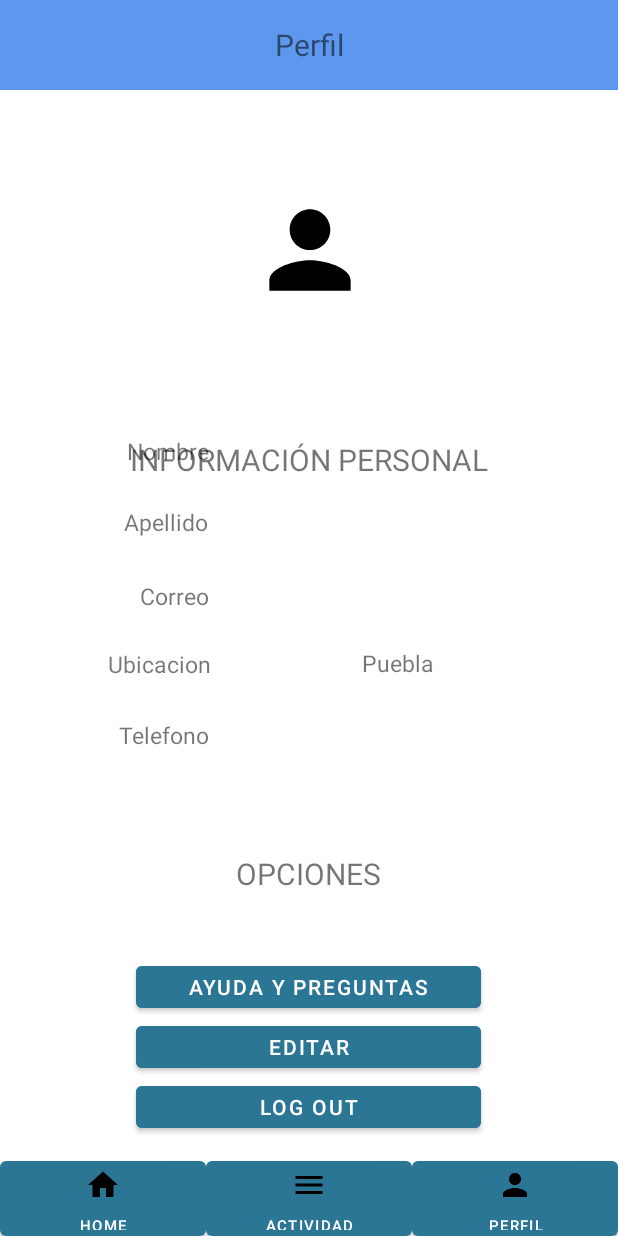
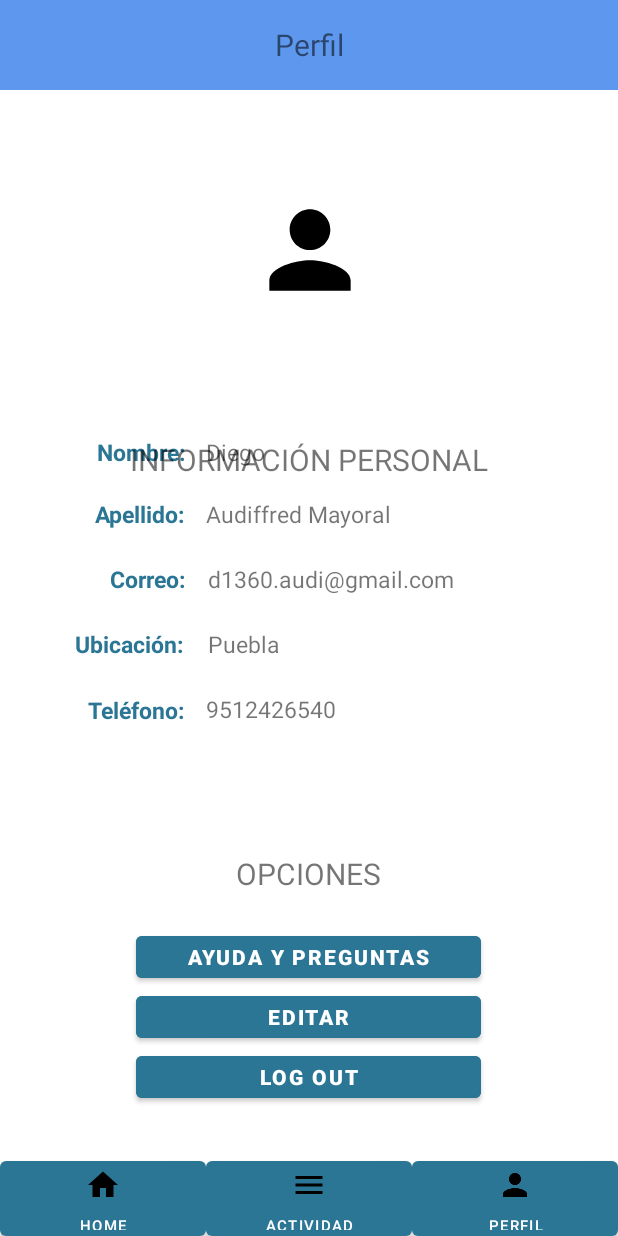
Before and after one commit to Salchiis/Carpooling, an Android app: the ProfileScreen screen opened directly, with no data from a screen before it, on a phone screen of 412 x 824 dp. Run offline under Robolectric (Android 15) with nearby library versions, the phone set to English and light mode, and no system bars; our stand-ins replace Firebase (no records; nobody signed in at launch, a user with empty details on screens opened directly).

Commit message:
Minor fixes

```diff
--- a/app/src/main/java/com/example/carpooling/ForgetPassword.java
+++ b/app/src/main/java/com/example/carpooling/ForgetPassword.java
@@ -3,6 +3,7 @@ package com.example.carpooling;
 import androidx.annotation.NonNull;
 import androidx.appcompat.app.AppCompatActivity;
 
+import android.content.Intent;
 import android.os.Bundle;
 import android.util.Patterns;
 import android.view.View;
@@ -51,7 +52,9 @@ public class ForgetPassword extends AppCompatActivity {
             public void onComplete(@NonNull Task<Void> task) {
                 if (task.isSuccessful()){
                     Toast.makeText(ForgetPassword.this,"Check your email to reset your password",Toast.LENGTH_LONG).show();
-
+                    Intent intent = new Intent(ForgetPassword.this, Login.class);
+                    startActivity(intent);
+                    finish();
                 }else{
                     Toast.makeText(ForgetPassword.this,"Algo fallo",Toast.LENGTH_LONG).show();
 
--- a/app/src/main/java/com/example/carpooling/LandingPage.java
+++ b/app/src/main/java/com/example/carpooling/LandingPage.java
@@ -17,11 +17,13 @@ public class LandingPage extends AppCompatActivity {
     public void Btn_Sign_In(View v){
         Intent myIntent = new Intent(v.getContext(), Login.class);
         startActivity(myIntent);
+        //finish();
     }
 
     public void Btn_Create_Account(View v){
         Intent myIntent = new Intent(v.getContext(), Register1.class);
         startActivity(myIntent);
+        //finish();
     }
 
 }
--- a/app/src/main/java/com/example/carpooling/Login.java
+++ b/app/src/main/java/com/example/carpooling/Login.java
@@ -97,7 +97,7 @@ public class Login extends AppCompatActivity{
                             Toast.makeText(Login.this,"Logged in succesfull",Toast.LENGTH_LONG).show();
                             Intent myIntent = new Intent(Login.this, ProfileScreen.class);
                             startActivity(myIntent);
-                            //finish();
+                            finish();
                         }else{
                             user.sendEmailVerification();
                             Toast.makeText(Login.this,"Check email to verify account",Toast.LENGTH_LONG).show();
--- a/app/src/main/java/com/example/carpooling/ProfileScreen.java
+++ b/app/src/main/java/com/example/carpooling/ProfileScreen.java
@@ -20,10 +20,13 @@ import com.google.firebase.database.ValueEventListener;
 
 public class ProfileScreen extends AppCompatActivity {
 
-        Button logOut,helpButton;
+        Button logOut;
+        TextView helpButton;
         FirebaseUser user;
         DatabaseReference reference;
         String userID;
+        private static final int TIME_DELAY = 2000;
+        private static long back_pressed;
     @Override
     protected void onCreate(Bundle savedInstanceState) {
         super.onCreate(savedInstanceState);
@@ -38,8 +41,10 @@ public class ProfileScreen extends AppCompatActivity {
 
                 Intent myIntent = new Intent(ProfileScreen.this, LandingPage.class);
                 startActivity(myIntent);
+                finish();
             }
         });
+
 
         helpButton.setOnClickListener(new View.OnClickListener() {
             @Override
@@ -80,4 +85,16 @@ public class ProfileScreen extends AppCompatActivity {
             }
         });
     }
+
+    @Override
+    public void onBackPressed() {
+        if (back_pressed + TIME_DELAY > System.currentTimeMillis()) {
+            super.onBackPressed();
+System.exit(0);
+        } else {
+            Toast.makeText(getBaseContext(), "Press once again to exit!",
+                    Toast.LENGTH_SHORT).show();
+        }
+        back_pressed = System.currentTimeMillis();
+    }
 }
--- a/app/src/main/java/com/example/carpooling/Register1.java
+++ b/app/src/main/java/com/example/carpooling/Register1.java
@@ -112,7 +112,9 @@ public class Register1 extends AppCompatActivity {
                         public void onComplete(@NonNull Task<Void> task) {
                             if (task.isSuccessful()){
                                 Toast.makeText(Register1.this, "User Created", Toast.LENGTH_LONG).show();
-
+          Intent intent = new Intent(Register1.this, LandingPage.class);
+                    startActivity(intent);
+                    finish();
                             }else{
                                 Toast.makeText(Register1.this, "Failed to register, try again", Toast.LENGTH_LONG).show();
 
--- a/app/src/main/res/layout/activity_profile_screen.xml
+++ b/app/src/main/res/layout/activity_profile_screen.xml
@@ -10,83 +10,16 @@
         android:id="@+id/helpButton"
         android:layout_width="230dp"
         android:layout_height="40dp"
-
         android:backgroundTint="@color/bluerey"
-        android:onClick="Btn_pumpInfo_Clicked"
 
         android:text="Ayuda y preguntas"
+        android:textStyle="bold"
         app:layout_constraintBottom_toBottomOf="parent"
         app:layout_constraintEnd_toEndOf="parent"
         app:layout_constraintHorizontal_bias="0.497"
         app:layout_constraintStart_toStartOf="parent"
         app:layout_constraintTop_toBottomOf="@+id/textView47"
-        app:layout_constraintVertical_bias="0.222" />
-
-    <TextView
-        android:id="@+id/emailAddressTitle"
-        android:layout_width="wrap_content"
-        android:layout_height="wrap_content"
-        android:text="Correo"
-        android:textSize="15dp"
-        app:layout_constraintBottom_toBottomOf="parent"
-        app:layout_constraintEnd_toStartOf="@+id/emailAddress"
-        app:layout_constraintHorizontal_bias="0.431"
-        app:layout_constraintStart_toStartOf="parent"
-        app:layout_constraintTop_toTopOf="parent"
-        app:layout_constraintVertical_bias="0.482" />
-
-    <TextView
-        android:id="@+id/locationAddressTitle"
-        android:layout_width="wrap_content"
-        android:layout_height="wrap_content"
-        android:text="Ubicacion"
-        android:textSize="15dp"
-        app:layout_constraintBottom_toBottomOf="parent"
-        app:layout_constraintEnd_toEndOf="parent"
-        app:layout_constraintHorizontal_bias="0.21"
-        app:layout_constraintStart_toStartOf="parent"
-        app:layout_constraintTop_toTopOf="parent"
-        app:layout_constraintVertical_bias="0.538" />
-
-    <TextView
-        android:id="@+id/phoneAddressTitle"
-        android:layout_width="wrap_content"
-        android:layout_height="wrap_content"
-        android:text="Telefono"
-        android:textSize="15dp"
-        app:layout_constraintBottom_toBottomOf="parent"
-        app:layout_constraintEnd_toStartOf="@+id/phoneAddress"
-        app:layout_constraintHorizontal_bias="0.392"
-        app:layout_constraintStart_toStartOf="parent"
-        app:layout_constraintTop_toTopOf="parent"
-        app:layout_constraintVertical_bias="0.597" />
-
-    <TextView
-        android:id="@+id/phoneAddress"
-        android:layout_width="wrap_content"
-        android:layout_height="wrap_content"
-        android:layout_marginTop="10dp"
-        android:textSize="15dp"
-        app:layout_constraintBottom_toBottomOf="parent"
-        app:layout_constraintEnd_toEndOf="parent"
-        app:layout_constraintHorizontal_bias="0.637"
-        app:layout_constraintStart_toStartOf="parent"
-        app:layout_constraintTop_toTopOf="parent"
-        app:layout_constraintVertical_bias="0.592" />
-
-    <TextView
-        android:id="@+id/locationAddress"
-        android:layout_width="wrap_content"
-        android:layout_height="wrap_content"
-        android:layout_marginStart="84dp"
-        android:text="Puebla"
-        android:textSize="15dp"
-        app:layout_constraintBottom_toBottomOf="parent"
-        app:layout_constraintEnd_toEndOf="parent"
-        app:layout_constraintHorizontal_bias="0.118"
-        app:layout_constraintStart_toEndOf="@+id/locationAddressTitle"
-        app:layout_constraintTop_toTopOf="parent"
-        app:layout_constraintVertical_bias="0.537" />
+        app:layout_constraintVertical_bias="0.117" />
 
     <ImageView
         android:id="@+id/imageView5"
@@ -122,8 +55,9 @@
         android:layout_marginEnd="4dp"
         android:layout_marginBottom="128dp"
         android:backgroundTint="@color/bluerey"
-        android:onClick="questions"
         android:text="Editar"
+        android:textStyle="bold"
+
         app:layout_constraintBottom_toBottomOf="parent"
         app:layout_constraintEnd_toEndOf="parent"
         app:layout_constraintHorizontal_bias="0.508"
@@ -132,70 +66,153 @@
         app:layout_constraintVertical_bias="0.0" />
 
     <TextView
-        android:id="@+id/nameAddressTitle"
-        android:layout_width="wrap_content"
-        android:layout_height="wrap_content"
-        android:text="Nombre"
+        android:id="@+id/nameAddress"
+        android:layout_width="200dp"
+        android:layout_height="25dp"
+        android:gravity="left"
+        android:text="Diego"
         android:textSize="15dp"
         app:layout_constraintBottom_toBottomOf="parent"
-        app:layout_constraintEnd_toStartOf="@+id/nameAddress"
-        app:layout_constraintHorizontal_bias="0.406"
+        app:layout_constraintEnd_toEndOf="parent"
+        app:layout_constraintHorizontal_bias="0.649"
         app:layout_constraintStart_toStartOf="parent"
         app:layout_constraintTop_toTopOf="parent"
-        app:layout_constraintVertical_bias="0.361" />
+        app:layout_constraintVertical_bias="0.364" />
+
+    <TextView
+        android:id="@+id/locationAddress"
+        android:layout_width="200dp"
+        android:layout_height="25dp"
+        android:layout_marginStart="84dp"
+        android:text="Puebla"
+        android:textSize="15dp"
+        app:layout_constraintBottom_toBottomOf="parent"
+        app:layout_constraintEnd_toEndOf="parent"
+        app:layout_constraintHorizontal_bias="0.425"
+        app:layout_constraintStart_toStartOf="parent"
+        app:layout_constraintTop_toTopOf="parent"
+        app:layout_constraintVertical_bias="0.524" />
+
+    <TextView
+        android:id="@+id/phoneAddress"
+        android:layout_width="200dp"
+        android:layout_height="25dp"
+        android:layout_marginTop="10dp"
+        android:text="9512426540"
+        android:textSize="15dp"
+        app:layout_constraintBottom_toBottomOf="parent"
+        app:layout_constraintEnd_toEndOf="parent"
+        app:layout_constraintHorizontal_bias="0.649"
+        app:layout_constraintStart_toStartOf="parent"
+        app:layout_constraintTop_toTopOf="parent"
+        app:layout_constraintVertical_bias="0.573" />
+
+    <TextView
+        android:id="@+id/locationAddressTitle"
+        android:layout_width="wrap_content"
+        android:layout_height="25dp"
+        android:textColor="@color/bluerey"
+        android:textStyle="bold"
+
+        android:text="Ubicación:"
+        android:textSize="15dp"
+        app:layout_constraintBottom_toBottomOf="parent"
+        app:layout_constraintEnd_toStartOf="@+id/locationAddress"
+        app:layout_constraintHorizontal_bias="0.753"
+        app:layout_constraintStart_toStartOf="parent"
+        app:layout_constraintTop_toTopOf="parent"
+        app:layout_constraintVertical_bias="0.524" />
+
+    <TextView
+        android:id="@+id/phoneAddressTitle"
+        android:layout_width="wrap_content"
+        android:layout_height="25dp"
+        android:textColor="@color/bluerey"
+        android:textStyle="bold"
+
+        android:text="Teléfono:"
+        android:textSize="15dp"
+        app:layout_constraintBottom_toBottomOf="parent"
+        app:layout_constraintEnd_toStartOf="@+id/phoneAddress"
+        app:layout_constraintHorizontal_bias="0.797"
+        app:layout_constraintStart_toStartOf="parent"
+        app:layout_constraintTop_toTopOf="parent"
+        app:layout_constraintVertical_bias="0.579" />
 
     <TextView
         android:id="@+id/lastNameAddressTitle"
         android:layout_width="wrap_content"
-        android:layout_height="wrap_content"
-        android:text="Apellido"
+        android:layout_height="25dp"
+        android:textColor="@color/bluerey"
+        android:textStyle="bold"
+
+        android:text="Apellido:"
         android:textSize="15dp"
         app:layout_constraintBottom_toBottomOf="parent"
         app:layout_constraintEnd_toStartOf="@+id/lastNameAddress"
-        app:layout_constraintHorizontal_bias="0.401"
+        app:layout_constraintHorizontal_bias="0.821"
         app:layout_constraintStart_toStartOf="parent"
         app:layout_constraintTop_toTopOf="parent"
-        app:layout_constraintVertical_bias="0.42" />
+        app:layout_constraintVertical_bias="0.416" />
 
     <TextView
-        android:id="@+id/nameAddress"
+        android:id="@+id/nameAddressTitle"
         android:layout_width="wrap_content"
-        android:layout_height="wrap_content"
-        android:text=""
+        android:layout_height="25dp"
+        android:text="Nombre:"
+        android:textStyle="bold"
+
+        android:textColor="@color/bluerey"
+        android:textSize="15dp"
+        app:layout_constraintBottom_toBottomOf="parent"
+        app:layout_constraintEnd_toStartOf="@+id/nameAddress"
+        app:layout_constraintHorizontal_bias="0.821"
+        app:layout_constraintStart_toStartOf="parent"
+        app:layout_constraintTop_toTopOf="parent"
+        app:layout_constraintVertical_bias="0.364" />
+
+    <TextView
+        android:id="@+id/lastNameAddress"
+        android:layout_width="200dp"
+        android:layout_height="25dp"
         android:gravity="left"
+        android:text="Audiffred Mayoral"
         android:textSize="15dp"
         app:layout_constraintBottom_toBottomOf="parent"
         app:layout_constraintEnd_toEndOf="parent"
-        app:layout_constraintHorizontal_bias="0.637"
+        app:layout_constraintHorizontal_bias="0.649"
         app:layout_constraintStart_toStartOf="parent"
         app:layout_constraintTop_toTopOf="parent"
-        app:layout_constraintVertical_bias="0.361" />
+        app:layout_constraintVertical_bias="0.416" />
 
     <TextView
-        android:id="@+id/lastNameAddress"
+        android:id="@+id/emailAddressTitle"
         android:layout_width="wrap_content"
-        android:layout_height="wrap_content"
-        android:text=""
-        android:gravity="left"
+        android:layout_height="25dp"
+        android:text="Correo:"
+        android:textColor="@color/bluerey"
+        android:textStyle="bold"
+
+        android:textSize="15dp"
+        app:layout_constraintBottom_toBottomOf="parent"
+        app:layout_constraintEnd_toStartOf="@+id/emailAddress"
+        app:layout_constraintHorizontal_bias="0.829"
+        app:layout_constraintStart_toStartOf="parent"
+        app:layout_constraintTop_toTopOf="parent"
+        app:layout_constraintVertical_bias="0.47" />
+
+    <TextView
+        android:id="@+id/emailAddress"
+        android:layout_width="200dp"
+        android:layout_height="25dp"
+        android:text="d1360.audi@gmail.com"
         android:textSize="15dp"
         app:layout_constraintBottom_toBottomOf="parent"
         app:layout_constraintEnd_toEndOf="parent"
-        app:layout_constraintHorizontal_bias="0.637"
+        app:layout_constraintHorizontal_bias="0.654"
         app:layout_constraintStart_toStartOf="parent"
         app:layout_constraintTop_toTopOf="parent"
-        app:layout_constraintVertical_bias="0.42" />
-
-    <TextView
-        android:id="@+id/emailAddress"
-        android:layout_width="wrap_content"
-        android:layout_height="wrap_content"
-        android:textSize="15dp"
-        app:layout_constraintBottom_toBottomOf="parent"
-        app:layout_constraintEnd_toEndOf="parent"
-        app:layout_constraintHorizontal_bias="0.637"
-        app:layout_constraintStart_toStartOf="parent"
-        app:layout_constraintTop_toTopOf="parent"
-        app:layout_constraintVertical_bias="0.482" />
+        app:layout_constraintVertical_bias="0.47" />
 
     <Button
         android:id="@+id/logOutButton"
@@ -203,6 +220,7 @@
         android:layout_height="40dp"
         android:layout_marginBottom="80dp"
         android:backgroundTint="@color/bluerey"
+        android:textStyle="bold"
 
         android:text="Log Out"
         app:layout_constraintBottom_toBottomOf="parent"
```
Also changed, not shown: app/src/main/res/layout/activity_questions1.xml (+55 -8 lines).
